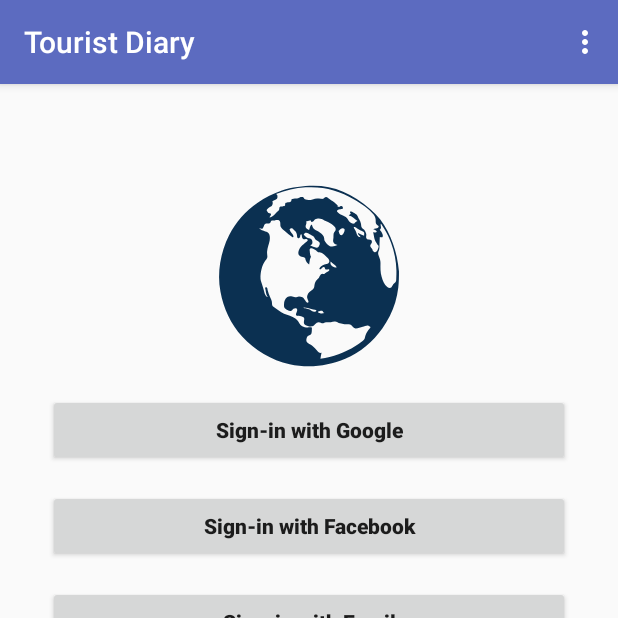
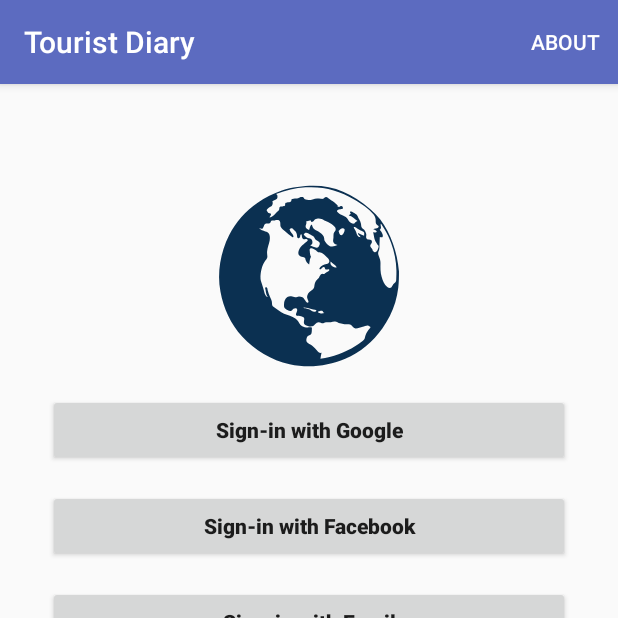
Before and after one commit to AlexKatrenich/AndroidDevMain, an Android app: the screen it shows after launch (AuthActivity), on a phone screen of 412 x 824 dp, the top half of it. Run offline under Robolectric (Android 15) with nearby library versions, the phone set to English and light mode, and no system bars; our stand-ins replace Firebase (no records; nobody signed in at launch, a user with empty details on screens opened directly); libraries missing offline, so code that uses them is left out: com.facebook, com.facebook.login; 4 statements that could not run were skipped.

Commit message:
Changed facebook authoriation, deleted few menu item

```diff
--- a/TouristDiary/app/src/main/AndroidManifest.xml
+++ b/TouristDiary/app/src/main/AndroidManifest.xml
@@ -48,7 +48,6 @@
                 <data android:scheme="@string/fb_login_protocol_scheme" />
             </intent-filter>
         </activity>
-        <activity android:name=".auth.FacebookAuthActivity"></activity>
     </application>
 
 </manifest>
--- a/TouristDiary/app/src/main/java/com/katrenich/alex/touristdiary/auth/AuthActivity.java
+++ b/TouristDiary/app/src/main/java/com/katrenich/alex/touristdiary/auth/AuthActivity.java
@@ -1,29 +1,41 @@
 package com.katrenich.alex.touristdiary.auth;
 
-import android.app.TimePickerDialog;
 import android.content.Intent;
 import android.os.Bundle;
+import android.support.annotation.NonNull;
 import android.util.Log;
 import android.view.Menu;
 import android.view.MenuItem;
 import android.view.View;
 import android.widget.Button;
-import android.widget.TimePicker;
 import android.widget.Toast;
 
+import com.facebook.AccessToken;
+import com.facebook.CallbackManager;
+import com.facebook.FacebookCallback;
+import com.facebook.FacebookException;
+import com.facebook.login.LoginManager;
+import com.facebook.login.LoginResult;
+import com.google.android.gms.tasks.OnCompleteListener;
+import com.google.android.gms.tasks.Task;
+import com.google.firebase.auth.AuthCredential;
+import com.google.firebase.auth.AuthResult;
+import com.google.firebase.auth.FacebookAuthProvider;
 import com.google.firebase.auth.FirebaseAuth;
 import com.google.firebase.auth.FirebaseUser;
 import com.katrenich.alex.touristdiary.LogActivity;
 import com.katrenich.alex.touristdiary.MainActivity;
 import com.katrenich.alex.touristdiary.R;
 
-import java.util.Calendar;
-import java.util.Date;
+import java.util.Arrays;
+
 
 public class AuthActivity extends LogActivity implements View.OnClickListener{
 
     private FirebaseAuth mAuth; // змінна для роботи з авторизацією
     private FirebaseAuth.AuthStateListener mAuthListener; // змінна для прослуховування зміни статусу користувача
+    private CallbackManager mCallbackManager; //менеджер управління зв'язоком сервісу фейсбук та додатку
+    private FacebookCallback<LoginResult> facebookCallback;
 
     private Button btnGoogleSignIn;
     private Button btnFacebookSignIn;
@@ -57,6 +69,53 @@ public class AuthActivity extends LogActivity implements View.OnClickListener{
         // [START initialize_auth]
         mAuth = FirebaseAuth.getInstance();
         // [END initialize_auth]
+
+        // create instance of CallbackManager
+        mCallbackManager = CallbackManager.Factory.create();
+
+        facebookCallback = new FacebookCallback<LoginResult>() {
+            @Override
+            public void onSuccess(LoginResult loginResult) {
+                Log.d(TAG, "facebook:onSuccess:" + loginResult);
+                handleFacebookAccessToken(loginResult.getAccessToken());
+            }
+
+            @Override
+            public void onCancel() {
+                Log.d(TAG, "facebook:onCancel");
+                // ...
+            }
+
+            @Override
+            public void onError(FacebookException error) {
+                Log.d(TAG, "facebook:onError", error);
+                // ...
+            }
+        };
+    }
+
+    private void handleFacebookAccessToken(AccessToken token) {
+        AuthCredential credential = FacebookAuthProvider.getCredential(token.getToken());
+        mAuth.signInWithCredential(credential)
+                .addOnCompleteListener(this, new OnCompleteListener<AuthResult>() {
+                    @Override
+                    public void onComplete(@NonNull Task<AuthResult> task) {
+                        if (task.isSuccessful()) {
+                            // Sign in success, update UI with the signed-in user's information
+                            Log.d(TAG, "signInWithCredential:success");
+                            FirebaseUser user = mAuth.getCurrentUser();
+                            update(user);
+                        } else {
+                            // If sign in fails, display a message to the user.
+                            Log.w(TAG, "signInWithCredential:failure", task.getException());
+                            Toast.makeText(AuthActivity.this, "Authentication failed.",
+                                    Toast.LENGTH_SHORT).show();
+
+                        }
+
+                        // ...
+                    }
+                });
     }
 
 
@@ -85,12 +144,6 @@ public class AuthActivity extends LogActivity implements View.OnClickListener{
     public boolean onCreateOptionsMenu(Menu menu) {
         getMenuInflater().inflate(R.menu.auth_activity_menu, menu);
         Log.d(TAG, "onCreateOptionsMenu: getMenuInflater().inflate(R.menu.menu, menu)");
-        MenuItem menuItem = menu.findItem(R.id.menu_action_about); // пункт про програму
-        menuItem.setVisible(true);
-        menuItem = menu.findItem(R.id.menu_action_settings);
-        menuItem.setVisible(true);
-        menuItem = menu.findItem(R.id.menu_action_get_date);
-        menuItem.setVisible(true);
         return menu != null;
     }
 
@@ -99,6 +152,7 @@ public class AuthActivity extends LogActivity implements View.OnClickListener{
     protected void onActivityResult(int requestCode, int resultCode, Intent data) {
 
         super.onActivityResult(requestCode, resultCode, data);
+        mCallbackManager.onActivityResult(requestCode, resultCode, data);
 
         switch (requestCode){
             case REQUEST_CODE_AUTH_EMAIL :
@@ -117,23 +171,6 @@ public class AuthActivity extends LogActivity implements View.OnClickListener{
             case R.id.menu_action_about :
                 Toast.makeText(this, "Menu item 'About' was clicked!", Toast.LENGTH_LONG).show();
                 return true;
-            case R.id.menu_action_settings :
-                Toast.makeText(this, "Menu item 'Settings' was clicked!", Toast.LENGTH_LONG).show();
-                return true;
-            case R.id.menu_action_get_date :
-                /* Даний пункт меню - тестовий, викликаємо діалог вибору часу
-                 * Використані застарілі методи, потрібно знайти та використати нові*/
-                final Date currentTime = Calendar.getInstance().getTime();
-                TimePickerDialog timePickerDialog = new TimePickerDialog(this, new TimePickerDialog.OnTimeSetListener(){
-                    @Override
-                    public void onTimeSet(TimePicker view, int hourOfDay, int minute) {
-                        Toast.makeText(view.getContext(), String.format("Hours: %d, minutes: %d", hourOfDay, minute),
-                                Toast.LENGTH_SHORT).show();
-                    }
-                }, currentTime.getHours(), currentTime.getMinutes(), true);
-                timePickerDialog.show();
-
-                return true;
             default:
                 return super.onOptionsItemSelected(item);
         }
@@ -141,7 +178,6 @@ public class AuthActivity extends LogActivity implements View.OnClickListener{
     }
 
     private static final int REQUEST_CODE_AUTH_EMAIL = 825;
-    private static final int REQUEST_CODE_AUTH_FACEBOOK = 356;
 
     @Override
     public void onClick(View v) {
@@ -153,7 +189,8 @@ public class AuthActivity extends LogActivity implements View.OnClickListener{
                 Log.d(TAG, "onClick: Sign-in with Email button was clicked!");
                 break;
             case R.id.btn_facebook_login:
-                startActivityForResult(new Intent(this, FacebookAuthActivity.class), REQUEST_CODE_AUTH_FACEBOOK);
+                LoginManager.getInstance().logInWithReadPermissions(AuthActivity.this, Arrays.asList("email", "public_profile"));
+                LoginManager.getInstance().registerCallback(mCallbackManager, facebookCallback);
                 Log.d(TAG, "onClick: Sign-in with Facebook  button was clicked!");
                 break;
             case R.id.btn_google_sign_in :
--- a/TouristDiary/app/src/main/res/menu/auth_activity_menu.xml
+++ b/TouristDiary/app/src/main/res/menu/auth_activity_menu.xml
@@ -6,28 +6,11 @@
     >
 
     <item
-        android:id="@+id/menu_action_settings"
+        android:id="@+id/menu_action_about"
         android:orderInCategory="100"
-        android:title="@string/menu_action_settings"
-        android:visible="false"
-        app:showAsAction="never" />
-    <item
-        android:id="@+id/menu_action_about"
-        android:orderInCategory="200"
         android:title="@string/menu_action_about"
-        android:visible="false"
-        app:showAsAction="never" />
-    <item
-        android:id="@+id/menu_action_get_date"
-        android:orderInCategory="300"
-        android:title="@string/menu_action_get_date"
-        android:visible="false"
-        app:showAsAction="never" />
+        app:showAsAction="ifRoom" />
 
-    <item
-        android:id="@+id/menu_action_log_out"
-        android:orderInCategory="400"
-        android:title="@string/menu_action_log_out"
-        android:visible="false"
-        app:showAsAction="never" />
+
+
 </menu>
```
Also changed, not shown: TouristDiary/app/src/main/java/com/katrenich/alex/touristdiary/auth/FacebookAuthActivity.java (deleted, +0 -71 lines), TouristDiary/app/src/main/res/layout/activity_facebook_auth.xml (deleted, +0 -24 lines).
